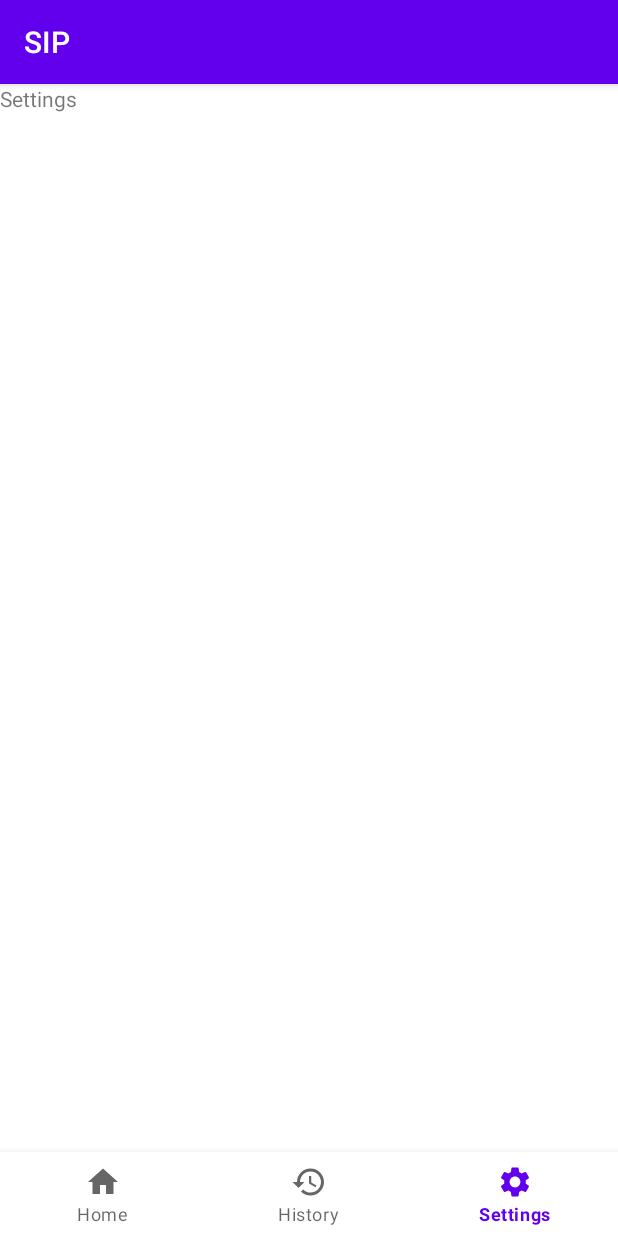
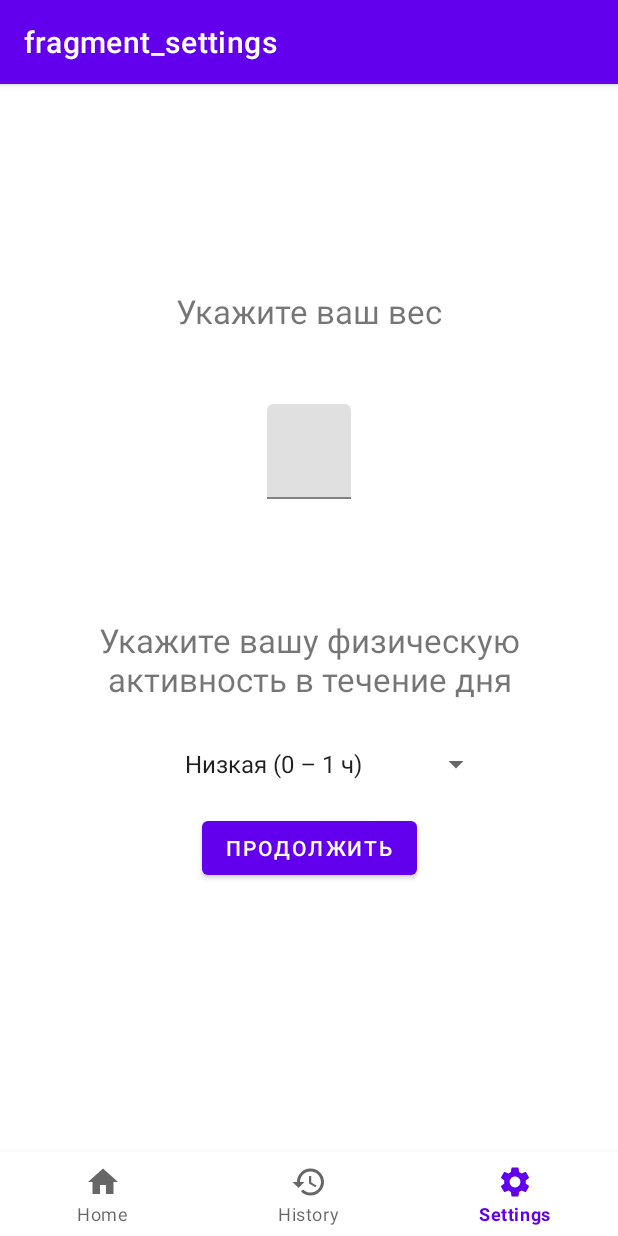
Before and after one commit to DenyingMad/sip, an Android app: the SettingsFragment screen opened through its navigation route, on a phone screen of 412 x 824 dp. Run offline under Robolectric (Android 15) with nearby library versions, the phone set to English and light mode, and no system bars; our stand-ins replace Room's generated code, navigation-ui.

Commit message:
Add Settings screen markup

```diff
--- a/app/src/main/java/com/devilpanda/sip/adapters/HistoryRecyclerViewAdapter.java
+++ b/app/src/main/java/com/devilpanda/sip/adapters/HistoryRecyclerViewAdapter.java
@@ -33,8 +33,15 @@ public class HistoryRecyclerViewAdapter extends RecyclerView.Adapter<HistoryRecy
 
     @Override
     public void onBindViewHolder(@NonNull ViewHolder holder, int position) {
-        holder.action.setText(userHistoryList.get(position).getAction());
-        holder.amount.setText(String.valueOf(userHistoryList.get(position).getAmount()));
+        String a = userHistoryList.get(position).getAction();
+        String act = "";
+        if (a.equals("add")) {
+            act = "Выпил";
+        } else if (a.equals("remove")) {
+            act = "Убрал";
+        }
+        holder.action.setText(act);
+        holder.amount.setText(String.valueOf(userHistoryList.get(position).getAmount()) + " мл");
         holder.time.setText(userHistoryList.get(position).getTime());
     }
 
--- a/app/src/main/java/com/devilpanda/sip/view/HomeFragment.java
+++ b/app/src/main/java/com/devilpanda/sip/view/HomeFragment.java
@@ -150,10 +150,12 @@ public class HomeFragment extends Fragment {
                     user.countWaterLeft();
                     setupViews(user);
                     double p = user.getPercent();
-                    if (p < 20) {
+                    if (p < 20 && p != 0) {
                         image.setImageDrawable(getResources().getDrawable(R.drawable.angry_men));
                     } else if (p >= 20 && p < 50) {
                         image.setImageDrawable(getResources().getDrawable(R.drawable.sad_men));
+                    } else if (p == 0) {
+                        image.setImageDrawable(getResources().getDrawable(R.drawable.ok_man));
                     } else {
                         image.setImageDrawable(getResources().getDrawable(R.drawable.happy_men));
                     }
--- a/app/src/main/java/com/devilpanda/sip/view/MainActivity.java
+++ b/app/src/main/java/com/devilpanda/sip/view/MainActivity.java
@@ -4,6 +4,7 @@ import androidx.annotation.Nullable;
 import androidx.appcompat.app.AppCompatActivity;
 import androidx.navigation.NavController;
 import androidx.navigation.Navigation;
+import androidx.navigation.ui.AppBarConfiguration;
 import androidx.navigation.ui.NavigationUI;
 import androidx.room.Room;
 
@@ -11,6 +12,7 @@ import android.content.SharedPreferences;
 import android.os.Bundle;
 import android.util.Log;
 import android.view.View;
+import android.widget.Toolbar;
 
 import com.devilpanda.sip.R;
 import com.devilpanda.sip.database.AppDatabase;
@@ -22,6 +24,7 @@ public class MainActivity extends AppCompatActivity {
 
     private NavController navController;
     private BottomNavigationView bottomNavigationView;
+    private AppBarConfiguration appBarConfiguration;
 
     public static MainActivity instance;
     private AppDatabase database;
@@ -61,7 +64,13 @@ public class MainActivity extends AppCompatActivity {
 
         navController = Navigation.findNavController(this, R.id.main_nav_host_fragment);
         NavigationUI.setupWithNavController(bottomNavigationView, navController);
+        appBarConfiguration = new AppBarConfiguration.Builder(R.id.homeFragment,
+                        R.id.historyFragment,
+                        R.id.settingsFragment,
+                        R.id.startFragment)
+                        .build();
 
+        NavigationUI.setupActionBarWithNavController(this, navController, appBarConfiguration);
         navController.addOnDestinationChangedListener((controller, destination, arguments) -> {
             if (destination.getId() == R.id.startFragment
                     || destination.getId() == R.id.firstSettingFragment
@@ -73,4 +82,11 @@ public class MainActivity extends AppCompatActivity {
             }
         });
     }
+
+    @Override
+    public boolean onSupportNavigateUp() {
+        NavController navController = Navigation.findNavController(this, R.id.main_nav_host_fragment);
+        return NavigationUI.navigateUp(navController, appBarConfiguration)
+                || super.onSupportNavigateUp();
+    }
 }
--- a/app/src/main/java/com/devilpanda/sip/view/SettingsFragment.java
+++ b/app/src/main/java/com/devilpanda/sip/view/SettingsFragment.java
@@ -11,51 +11,16 @@ import android.view.ViewGroup;
 
 import com.devilpanda.sip.R;
 
-/**
- * A simple {@link Fragment} subclass.
- * Use the {@link SettingsFragment#newInstance} factory method to
- * create an instance of this fragment.
- */
 public class SettingsFragment extends Fragment {
 
-    // TODO: Rename parameter arguments, choose names that match
-    // the fragment initialization parameters, e.g. ARG_ITEM_NUMBER
-    private static final String ARG_PARAM1 = "param1";
-    private static final String ARG_PARAM2 = "param2";
-
-    // TODO: Rename and change types of parameters
-    private String mParam1;
-    private String mParam2;
 
     public SettingsFragment() {
         // Required empty public constructor
     }
 
-    /**
-     * Use this factory method to create a new instance of
-     * this fragment using the provided parameters.
-     *
-     * @param param1 Parameter 1.
-     * @param param2 Parameter 2.
-     * @return A new instance of fragment SettingsFragment.
-     */
-    // TODO: Rename and change types and number of parameters
-    public static SettingsFragment newInstance(String param1, String param2) {
-        SettingsFragment fragment = new SettingsFragment();
-        Bundle args = new Bundle();
-        args.putString(ARG_PARAM1, param1);
-        args.putString(ARG_PARAM2, param2);
-        fragment.setArguments(args);
-        return fragment;
-    }
-
     @Override
     public void onCreate(Bundle savedInstanceState) {
         super.onCreate(savedInstanceState);
-        if (getArguments() != null) {
-            mParam1 = getArguments().getString(ARG_PARAM1);
-            mParam2 = getArguments().getString(ARG_PARAM2);
-        }
     }
 
     @Override
--- a/app/src/main/java/com/devilpanda/sip/view/ThirdSettingFragment.java
+++ b/app/src/main/java/com/devilpanda/sip/view/ThirdSettingFragment.java
@@ -53,8 +53,8 @@ public class ThirdSettingFragment extends Fragment {
 
     @Override
     public void onViewCreated(@NonNull View view, @Nullable Bundle savedInstanceState) {
-        spinner = view.findViewById(R.id.physics_setting_spinner);
-        next = view.findViewById(R.id.physics_setting_next_btn);
+        spinner = view.findViewById(R.id.settings_activity_spinner);
+        next = view.findViewById(R.id.settings_next_btn);
 
         navController = Navigation.findNavController(view);
 
--- a/app/src/main/res/layout/fragment_home.xml
+++ b/app/src/main/res/layout/fragment_home.xml
@@ -34,7 +34,7 @@
         android:id="@+id/home_textView"
         android:layout_width="wrap_content"
         android:layout_height="wrap_content"
-        android:text="Your progress"
+        android:text="@string/your_progress"
         app:layout_constraintBottom_toTopOf="@id/info_layout"
         app:layout_constraintEnd_toEndOf="parent"
         app:layout_constraintStart_toStartOf="parent"
--- a/app/src/main/res/layout/fragment_settings.xml
+++ b/app/src/main/res/layout/fragment_settings.xml
@@ -1,14 +1,84 @@
 <?xml version="1.0" encoding="utf-8"?>
-<FrameLayout xmlns:android="http://schemas.android.com/apk/res/android"
+<androidx.constraintlayout.widget.ConstraintLayout xmlns:android="http://schemas.android.com/apk/res/android"
     xmlns:tools="http://schemas.android.com/tools"
     android:layout_width="match_parent"
     android:layout_height="match_parent"
+    xmlns:app="http://schemas.android.com/apk/res-auto"
     tools:context=".view.SettingsFragment">
 
-    <!-- TODO: Update blank fragment layout -->
     <TextView
-        android:layout_width="match_parent"
-        android:layout_height="match_parent"
-        android:text="Settings" />
+        android:id="@+id/settings_weight_tv"
+        android:layout_width="wrap_content"
+        android:layout_height="wrap_content"
+        android:text="Укажите ваш вес"
+        android:textSize="22sp"
 
-</FrameLayout>
+        app:layout_constraintBottom_toBottomOf="parent"
+        app:layout_constraintEnd_toEndOf="parent"
+        app:layout_constraintStart_toStartOf="parent"
+        app:layout_constraintTop_toTopOf="parent"
+        app:layout_constraintVertical_bias="0.2" />
+
+    <com.google.android.material.textfield.TextInputLayout
+        android:id="@+id/settings_weight_input_layout"
+        android:layout_width="wrap_content"
+        android:layout_height="wrap_content"
+
+        android:layout_marginTop="30dp"
+
+        android:gravity="center"
+        app:errorEnabled="true"
+        app:layout_constraintEnd_toEndOf="parent"
+        app:layout_constraintStart_toStartOf="parent"
+        app:layout_constraintTop_toBottomOf="@+id/settings_weight_tv"
+        style="@style/Widget.MaterialComponents.TextInputEditText.OutlinedBox">
+
+        <com.google.android.material.textfield.TextInputEditText
+            android:id="@+id/settigns_weight_setting_edit_text"
+            android:layout_width="wrap_content"
+            android:layout_height="wrap_content"
+            android:layout_gravity="center"
+            android:ems="10"
+            android:gravity="center"
+            android:inputType="numberSigned"
+            android:textSize="22sp" />
+    </com.google.android.material.textfield.TextInputLayout>
+
+    <TextView
+        android:id="@+id/textView3"
+        android:layout_width="300dp"
+        android:layout_height="wrap_content"
+        android:gravity="center"
+        android:text="Укажите вашу физическую активность в течение дня"
+        android:textSize="22sp"
+        app:layout_constraintBottom_toBottomOf="parent"
+        app:layout_constraintEnd_toEndOf="parent"
+        app:layout_constraintStart_toStartOf="parent"
+        app:layout_constraintTop_toBottomOf="@id/settings_weight_input_layout"
+        app:layout_constraintVertical_bias="0.121" />
+
+    <Spinner
+        android:id="@+id/settings_activity_spinner"
+        android:layout_width="wrap_content"
+        android:layout_height="wrap_content"
+        android:entries="@array/physical_activities"
+        android:gravity="center"
+
+        android:layout_marginTop="30dp"
+        app:layout_constraintEnd_toEndOf="parent"
+        app:layout_constraintStart_toStartOf="parent"
+        app:layout_constraintTop_toBottomOf="@+id/textView3" />
+
+    <Button
+        android:id="@+id/settings_next_btn"
+        android:layout_width="wrap_content"
+        android:layout_height="wrap_content"
+        android:text="@string/next"
+
+        android:layout_marginTop="20dp"
+        app:layout_constraintEnd_toEndOf="parent"
+        app:layout_constraintStart_toStartOf="parent"
+        app:layout_constraintTop_toBottomOf="@+id/settings_activity_spinner" />
+
+
+</androidx.constraintlayout.widget.ConstraintLayout>
--- a/app/src/main/res/layout/fragment_third_setting.xml
+++ b/app/src/main/res/layout/fragment_third_setting.xml
@@ -19,7 +19,7 @@
         app:layout_constraintTop_toTopOf="parent" />
 
     <Spinner
-        android:id="@+id/physics_setting_spinner"
+        android:id="@+id/settings_activity_spinner"
         android:layout_width="wrap_content"
         android:layout_height="wrap_content"
         android:entries="@array/physical_activities"
@@ -31,7 +31,7 @@
         app:layout_constraintTop_toBottomOf="@+id/textView3" />
 
     <Button
-        android:id="@+id/physics_setting_next_btn"
+        android:id="@+id/settings_next_btn"
         android:layout_width="wrap_content"
         android:layout_height="wrap_content"
         android:text="@string/next"
@@ -39,6 +39,6 @@
         android:layout_marginTop="20dp"
         app:layout_constraintEnd_toEndOf="parent"
         app:layout_constraintStart_toStartOf="parent"
-        app:layout_constraintTop_toBottomOf="@+id/physics_setting_spinner" />
+        app:layout_constraintTop_toBottomOf="@+id/settings_activity_spinner" />
 
 </androidx.constraintlayout.widget.ConstraintLayout>
--- a/app/src/main/res/navigation/nav_graph.xml
+++ b/app/src/main/res/navigation/nav_graph.xml
@@ -12,7 +12,7 @@
         tools:layout="@layout/fragment_home" >
         <action
             android:id="@+id/action_homeFragment_to_startFragment"
-            app:destination="@id/startFragment" />
+            app:destination="@id/navigation" />
         <action
             android:id="@+id/action_homeFragment_to_addRemoveFragment"
             app:destination="@id/addRemoveFragment" />
@@ -28,43 +28,6 @@
         android:label="fragment_history"
         tools:layout="@layout/fragment_history" />
     <fragment
-        android:id="@+id/thirdSettingFragment"
-        android:name="com.devilpanda.sip.view.ThirdSettingFragment"
-        android:label="fragment_third_setting"
-        tools:layout="@layout/fragment_third_setting" >
-        <action
-            android:id="@+id/action_thirdSettingFragment_to_homeFragment"
-            app:destination="@id/homeFragment"
-            app:popUpTo="@id/homeFragment" />
-    </fragment>
-    <fragment
-        android:id="@+id/firstSettingFragment"
-        android:name="com.devilpanda.sip.view.FirstSettingFragment"
-        android:label="fragment_first_setting"
-        tools:layout="@layout/fragment_first_setting" >
-        <action
-            android:id="@+id/action_firstSettingFragment_to_secondSettingFragment"
-            app:destination="@id/secondSettingFragment" />
-    </fragment>
-    <fragment
-        android:id="@+id/secondSettingFragment"
-        android:name="com.devilpanda.sip.view.SecondSettingFragment"
-        android:label="fragment_second_setting"
-        tools:layout="@layout/fragment_second_setting" >
-        <action
-            android:id="@+id/action_secondSettingFragment_to_thirdSettingFragment"
-            app:destination="@id/thirdSettingFragment" />
-    </fragment>
-    <fragment
-        android:id="@+id/startFragment"
-        android:name="com.devilpanda.sip.view.StartFragment"
-        android:label="fragment_start"
-        tools:layout="@layout/fragment_start" >
-        <action
-            android:id="@+id/action_startFragment_to_firstSettingFragment"
-            app:destination="@id/firstSettingFragment" />
-    </fragment>
-    <fragment
         android:id="@+id/addRemoveFragment"
         android:name="com.devilpanda.sip.view.AddRemoveFragment"
         android:label="fragment_add_remove"
@@ -77,4 +40,44 @@
             android:id="@+id/action_addRemoveFragment_to_homeFragment"
             app:destination="@id/homeFragment" />
     </fragment>
+    <navigation android:id="@+id/navigation"
+        app:startDestination="@id/startFragment">
+        <fragment
+            android:id="@+id/startFragment"
+            android:name="com.devilpanda.sip.view.StartFragment"
+            android:label="fragment_start"
+            tools:layout="@layout/fragment_start">
+            <action
+                android:id="@+id/action_startFragment_to_firstSettingFragment"
+                app:destination="@id/firstSettingFragment" />
+        </fragment>
+        <fragment
+            android:id="@+id/firstSettingFragment"
+            android:name="com.devilpanda.sip.view.FirstSettingFragment"
+            android:label="fragment_first_setting"
+            tools:layout="@layout/fragment_first_setting">
+            <action
+                android:id="@+id/action_firstSettingFragment_to_secondSettingFragment"
+                app:destination="@id/secondSettingFragment" />
+        </fragment>
+        <fragment
+            android:id="@+id/secondSettingFragment"
+            android:name="com.devilpanda.sip.view.SecondSettingFragment"
+            android:label="fragment_second_setting"
+            tools:layout="@layout/fragment_second_setting">
+            <action
+                android:id="@+id/action_secondSettingFragment_to_thirdSettingFragment"
+                app:destination="@id/thirdSettingFragment" />
+        </fragment>
+        <fragment
+            android:id="@+id/thirdSettingFragment"
+            android:name="com.devilpanda.sip.view.ThirdSettingFragment"
+            android:label="fragment_third_setting"
+            tools:layout="@layout/fragment_third_setting">
+            <action
+                android:id="@+id/action_thirdSettingFragment_to_homeFragment"
+                app:destination="@id/homeFragment"
+                app:popUpTo="@id/homeFragment" />
+        </fragment>
+    </navigation>
 </navigation>
--- a/app/src/main/res/values/strings.xml
+++ b/app/src/main/res/values/strings.xml
@@ -11,6 +11,7 @@
     <string name="enter_weight_hint_error">Неверный формат ввода</string>
     <string name="remove">Убрать</string>
     <string name="add">Добавить</string>
+    <string name="your_progress">Вы выпили сегодня</string>
 
     <string-array name="physical_activities">
         <item>Низкая (0 – 1 ч)</item>
```
Also changed, not shown: app/src/main/res/drawable-v24/ok_man.png (added).
